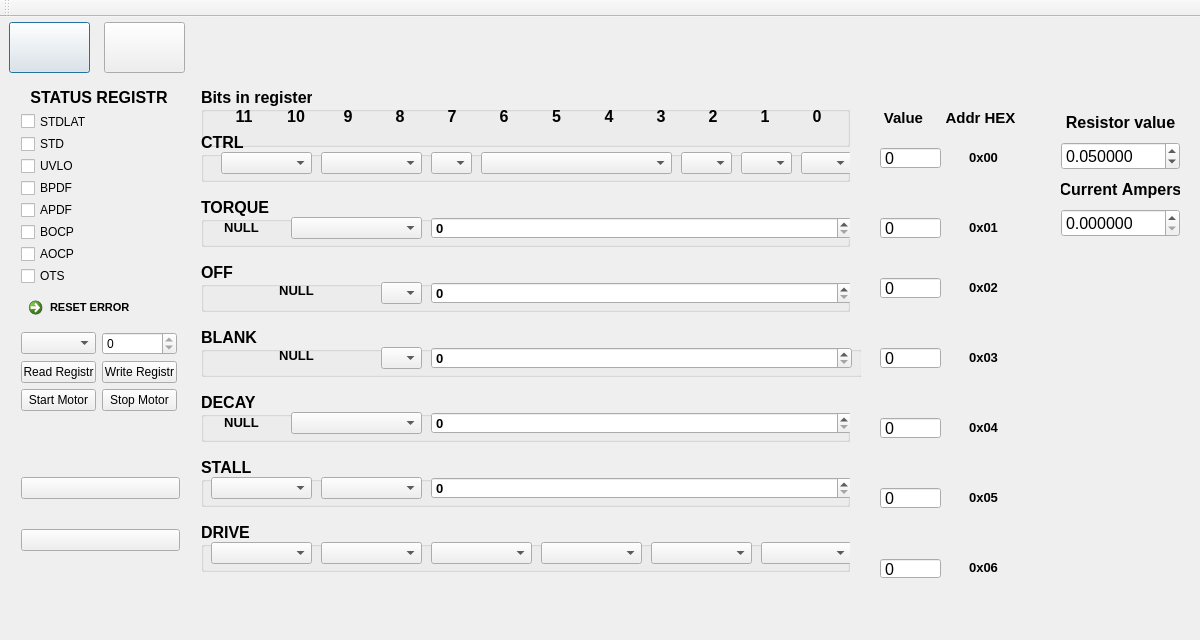
This is mainwindow.ui in Krasnov-Max/drv8711 as Qt 5 draws it before an edit. The edited form follows.
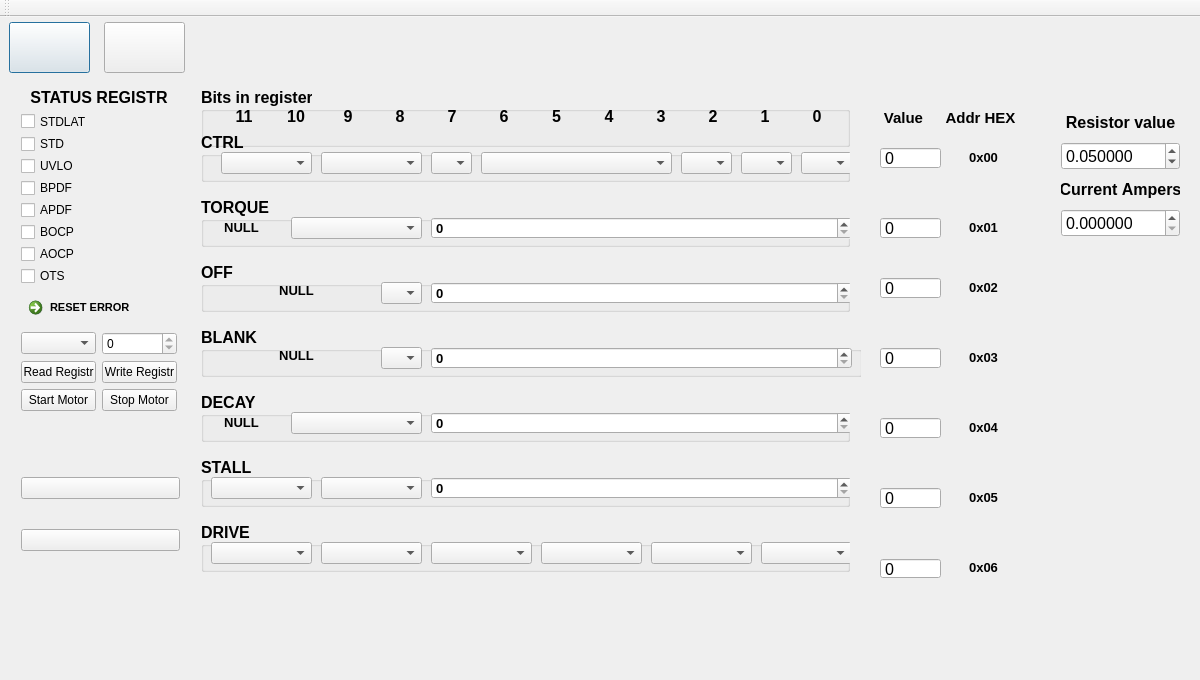
This is the edited form. Icons and pictures are not drawn.

```diff
--- a/mainwindow.ui
+++ b/mainwindow.ui
@@ -7,7 +7,7 @@
     <x>0</x>
     <y>0</y>
     <width>1200</width>
-    <height>640</height>
+    <height>680</height>
    </rect>
   </property>
   <property name="sizePolicy">
@@ -19,13 +19,13 @@
   <property name="minimumSize">
    <size>
     <width>1200</width>
-    <height>640</height>
+    <height>680</height>
    </size>
   </property>
   <property name="maximumSize">
    <size>
     <width>1200</width>
-    <height>640</height>
+    <height>680</height>
    </size>
   </property>
   <property name="windowTitle">
```
